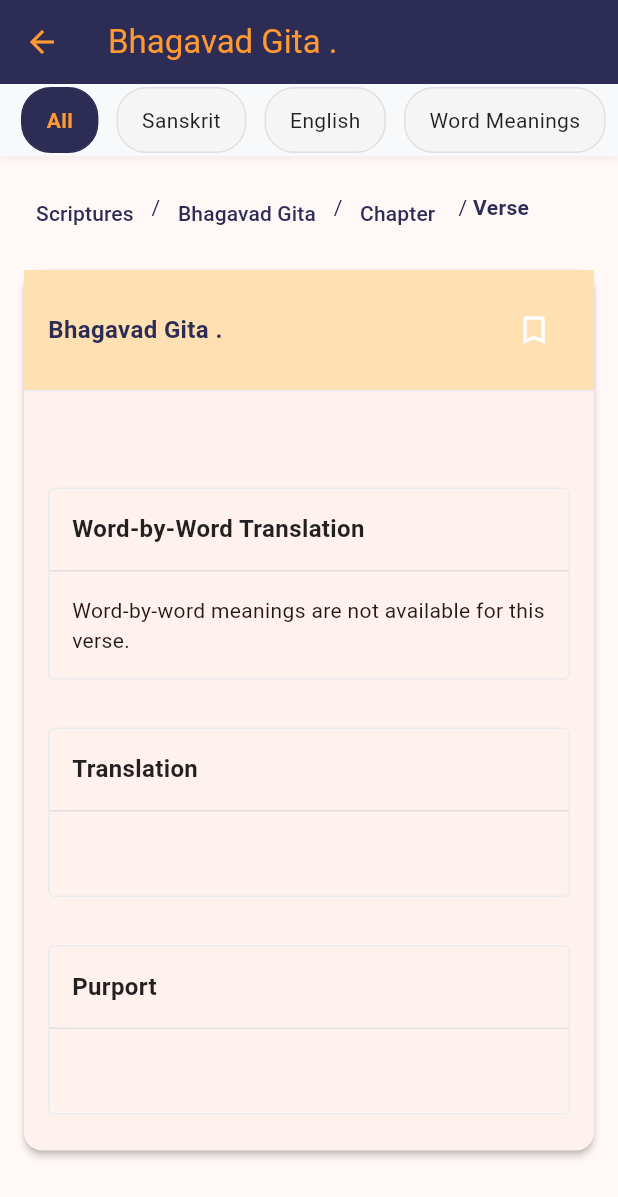
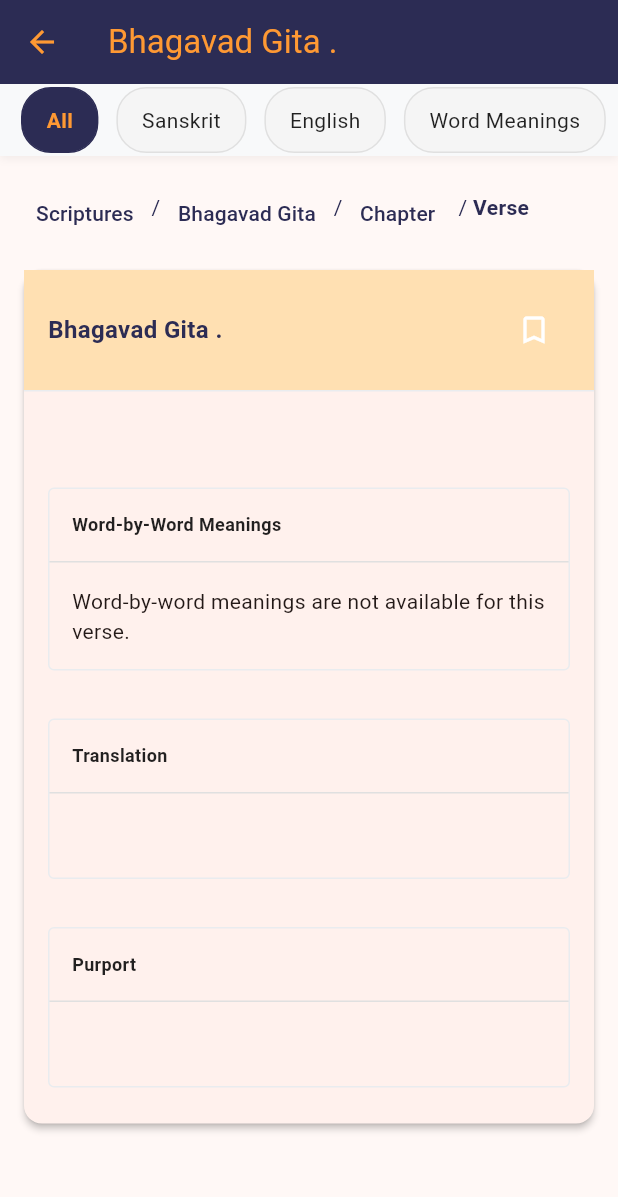
Before and after one commit to ppsspp18/Sanskrit-Recitation-App, a Flutter app: the GitaVersePage screen opened directly with empty values, after a tap on "All", on a phone screen of 412 x 824 dp. Shown: the top 1197 px of the screen. Run offline on Flutter 3.47's test engine with Material 3 defaults, Android fonts, the phone set to English and light mode, and no system bars; our stand-ins replace audioplayers, shared_preferences; accounts and stored records are empty.

Commit message:
minor change

```diff
--- a/lib/verse_page/verse_detail_screen.dart
+++ b/lib/verse_page/verse_detail_screen.dart
@@ -310,7 +310,7 @@ class _GitaVersePageState extends State<GitaVersePage> {
                                     // Word Meanings section
                                     if (_showWordMeanings)
                                       _buildExpandedSection(
-                                        'Word-by-Word Translation',
+                                        'Word-by-Word Meanings',
                                         _buildWordMeanings(_selectedView == 'Word Meanings'),
                                       ),
 
@@ -620,7 +620,7 @@ class _GitaVersePageState extends State<GitaVersePage> {
                 Text(
                   title,
                   style: TextStyle(
-                    fontSize: _selectedView == title.split(' ')[0] ? 22 : 16,
+                    fontSize: _selectedView == title.split(' ')[0] ? 12 : 12,
                     fontWeight: FontWeight.bold,
                     color: _selectedView == title.split(' ')[0] ?
                       Color(0xFF2C2C54) : Colors.black87,
```
